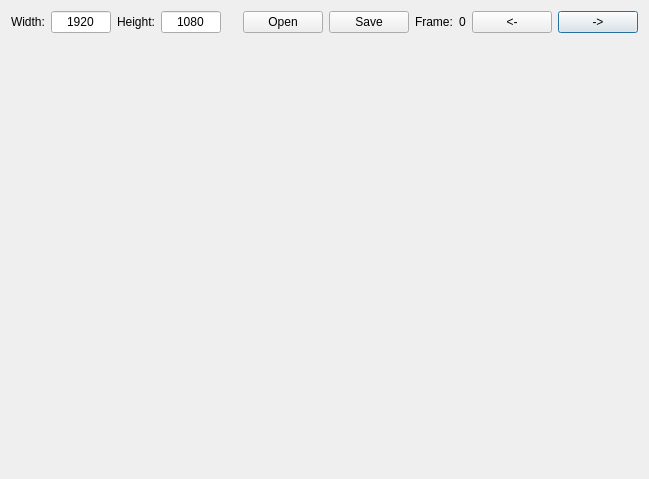
This is dialog.ui in cycycyc/yuvdisplay as Qt 5 draws it before an edit. The edited form follows.
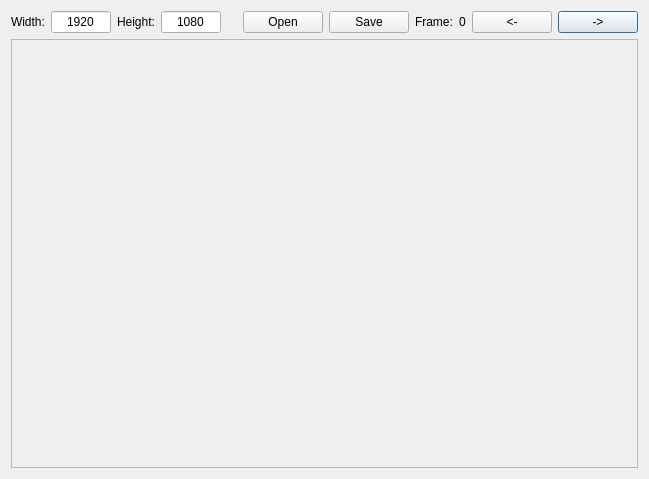
This is the edited form.

Commit message: change display mechanism; can scale now

What changed in the file:
```diff
--- a/dialog.ui
+++ b/dialog.ui
@@ -150,12 +150,12 @@
     </layout>
    </item>
    <item>
-    <widget class="QLabel" name="picLbl">
-     <property name="text">
-      <string/>
+    <widget class="QFrame" name="picFrame">
+     <property name="frameShape">
+      <enum>QFrame::StyledPanel</enum>
      </property>
-     <property name="scaledContents">
-      <bool>true</bool>
+     <property name="frameShadow">
+      <enum>QFrame::Raised</enum>
      </property>
     </widget>
    </item>
```
The commit also changes 2 other files.
